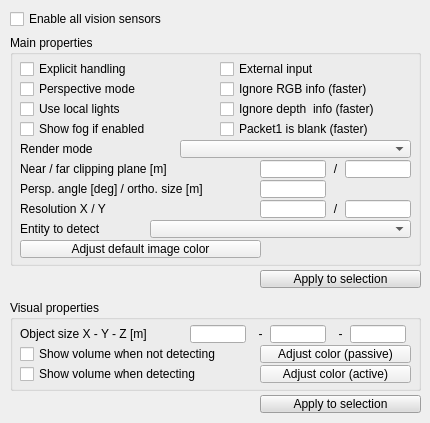
This is ui/qdlgvisionsensors.ui in CoppeliaRobotics/coppeliaSimLib as Qt 5 draws it before an edit. The edited form follows.
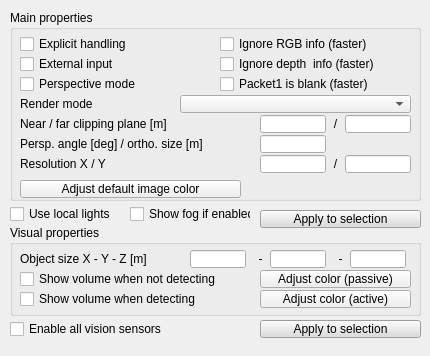
This is the edited form.

What changed in the file:
```diff
--- a/ui/qdlgvisionsensors.ui
+++ b/ui/qdlgvisionsensors.ui
@@ -7,7 +7,7 @@
     <x>0</x>
     <y>0</y>
     <width>430</width>
-    <height>423</height>
+    <height>356</height>
    </rect>
   </property>
   <property name="windowTitle">
@@ -20,8 +20,8 @@
    <property name="geometry">
     <rect>
      <x>10</x>
-     <y>10</y>
-     <width>261</width>
+     <y>320</y>
+     <width>201</width>
      <height>18</height>
     </rect>
    </property>
@@ -36,9 +36,9 @@
    <property name="geometry">
     <rect>
      <x>10</x>
-     <y>35</y>
+     <y>10</y>
      <width>411</width>
-     <height>231</height>
+     <height>191</height>
     </rect>
    </property>
    <property name="title">
@@ -66,8 +66,8 @@
    <widget class="QCheckBox" name="qqExternalInput">
     <property name="geometry">
      <rect>
-      <x>210</x>
-      <y>25</y>
+      <x>10</x>
+      <y>45</y>
       <width>201</width>
       <height>18</height>
      </rect>
@@ -83,7 +83,7 @@
     <property name="geometry">
      <rect>
       <x>10</x>
-      <y>45</y>
+      <y>65</y>
       <width>201</width>
       <height>18</height>
      </rect>
@@ -95,43 +95,11 @@
      <string>Perspective mode</string>
     </property>
    </widget>
-   <widget class="QCheckBox" name="qqLocalLights">
-    <property name="geometry">
-     <rect>
-      <x>10</x>
-      <y>65</y>
-      <width>201</width>
-      <height>18</height>
-     </rect>
-    </property>
-    <property name="focusPolicy">
-     <enum>Qt::StrongFocus</enum>
-    </property>
-    <property name="text">
-     <string>Use local lights</string>
-    </property>
-   </widget>
-   <widget class="QCheckBox" name="qqShowFog">
-    <property name="geometry">
-     <rect>
-      <x>10</x>
-      <y>85</y>
-      <width>201</width>
-      <height>18</height>
-     </rect>
-    </property>
-    <property name="focusPolicy">
-     <enum>Qt::StrongFocus</enum>
-    </property>
-    <property name="text">
-     <string>Show fog if enabled</string>
-    </property>
-   </widget>
    <widget class="QLabel" name="label">
     <property name="geometry">
      <rect>
       <x>10</x>
-      <y>125</y>
+      <y>105</y>
       <width>241</width>
       <height>18</height>
      </rect>
@@ -144,7 +112,7 @@
     <property name="geometry">
      <rect>
       <x>250</x>
-      <y>125</y>
+      <y>105</y>
       <width>66</width>
       <height>18</height>
      </rect>
@@ -154,7 +122,7 @@
     <property name="geometry">
      <rect>
       <x>335</x>
-      <y>125</y>
+      <y>105</y>
       <width>66</width>
       <height>18</height>
      </rect>
@@ -164,7 +132,7 @@
     <property name="geometry">
      <rect>
       <x>315</x>
-      <y>125</y>
+      <y>105</y>
       <width>21</width>
       <height>18</height>
      </rect>
@@ -180,7 +148,7 @@
     <property name="geometry">
      <rect>
       <x>250</x>
-      <y>145</y>
+      <y>125</y>
       <width>66</width>
       <height>18</height>
      </rect>
@@ -190,7 +158,7 @@
     <property name="geometry">
      <rect>
       <x>10</x>
-      <y>145</y>
+      <y>125</y>
       <width>241</width>
       <height>18</height>
      </rect>
@@ -203,7 +171,7 @@
     <property name="geometry">
      <rect>
       <x>250</x>
-      <y>165</y>
+      <y>145</y>
       <width>66</width>
       <height>18</height>
      </rect>
@@ -213,7 +181,7 @@
     <property name="geometry">
      <rect>
       <x>315</x>
-      <y>165</y>
+      <y>145</y>
       <width>21</width>
       <height>18</height>
      </rect>
@@ -229,7 +197,7 @@
     <property name="geometry">
      <rect>
       <x>335</x>
-      <y>165</y>
+      <y>145</y>
       <width>66</width>
       <height>18</height>
      </rect>
@@ -239,7 +207,7 @@
     <property name="geometry">
      <rect>
       <x>10</x>
-      <y>165</y>
+      <y>145</y>
       <width>241</width>
       <height>18</height>
      </rect>
@@ -252,8 +220,8 @@
     <property name="geometry">
      <rect>
       <x>10</x>
-      <y>205</y>
-      <width>241</width>
+      <y>170</y>
+      <width>221</width>
       <height>18</height>
      </rect>
     </property>
@@ -268,7 +236,7 @@
     <property name="geometry">
      <rect>
       <x>210</x>
-      <y>45</y>
+      <y>25</y>
       <width>201</width>
       <height>18</height>
      </rect>
@@ -284,7 +252,7 @@
     <property name="geometry">
      <rect>
       <x>210</x>
-      <y>65</y>
+      <y>45</y>
       <width>201</width>
       <height>18</height>
      </rect>
@@ -300,7 +268,7 @@
     <property name="geometry">
      <rect>
       <x>210</x>
-      <y>85</y>
+      <y>65</y>
       <width>201</width>
       <height>18</height>
      </rect>
@@ -316,7 +284,7 @@
     <property name="geometry">
      <rect>
       <x>10</x>
-      <y>105</y>
+      <y>85</y>
       <width>151</width>
       <height>18</height>
      </rect>
@@ -329,41 +297,18 @@
     <property name="geometry">
      <rect>
       <x>170</x>
-      <y>105</y>
+      <y>85</y>
       <width>231</width>
       <height>18</height>
      </rect>
     </property>
    </widget>
-   <widget class="QComboBox" name="qqEntityCombo">
-    <property name="geometry">
-     <rect>
-      <x>140</x>
-      <y>185</y>
-      <width>261</width>
-      <height>18</height>
-     </rect>
-    </property>
-   </widget>
-   <widget class="QLabel" name="label_10">
-    <property name="geometry">
-     <rect>
-      <x>10</x>
-      <y>185</y>
-      <width>131</width>
-      <height>18</height>
-     </rect>
-    </property>
-    <property name="text">
-     <string>Entity to detect</string>
-    </property>
-   </widget>
   </widget>
   <widget class="QGroupBox" name="groupBox_4">
    <property name="geometry">
     <rect>
      <x>10</x>
-     <y>300</y>
+     <y>225</y>
      <width>411</width>
      <height>91</height>
     </rect>
@@ -518,7 +463,7 @@
    <property name="geometry">
     <rect>
      <x>260</x>
-     <y>270</y>
+     <y>210</y>
      <width>161</width>
      <height>18</height>
     </rect>
@@ -976,7 +921,7 @@
    <property name="geometry">
     <rect>
      <x>260</x>
-     <y>395</y>
+     <y>320</y>
      <width>161</width>
      <height>18</height>
     </rect>
@@ -1430,6 +1375,38 @@
     <string>Apply to selection</string>
    </property>
   </widget>
+  <widget class="QCheckBox" name="qqShowFog">
+   <property name="geometry">
+    <rect>
+     <x>130</x>
+     <y>205</y>
+     <width>121</width>
+     <height>18</height>
+    </rect>
+   </property>
+   <property name="focusPolicy">
+    <enum>Qt::StrongFocus</enum>
+   </property>
+   <property name="text">
+    <string>Show fog if enabled</string>
+   </property>
+  </widget>
+  <widget class="QCheckBox" name="qqLocalLights">
+   <property name="geometry">
+    <rect>
+     <x>10</x>
+     <y>205</y>
+     <width>101</width>
+     <height>18</height>
+    </rect>
+   </property>
+   <property name="focusPolicy">
+    <enum>Qt::StrongFocus</enum>
+   </property>
+   <property name="text">
+    <string>Use local lights</string>
+   </property>
+  </widget>
  </widget>
  <tabstops>
   <tabstop>qqEnabled</tabstop>
```
Left out of the diff: 13 changed lines with no effect on the pictures.
